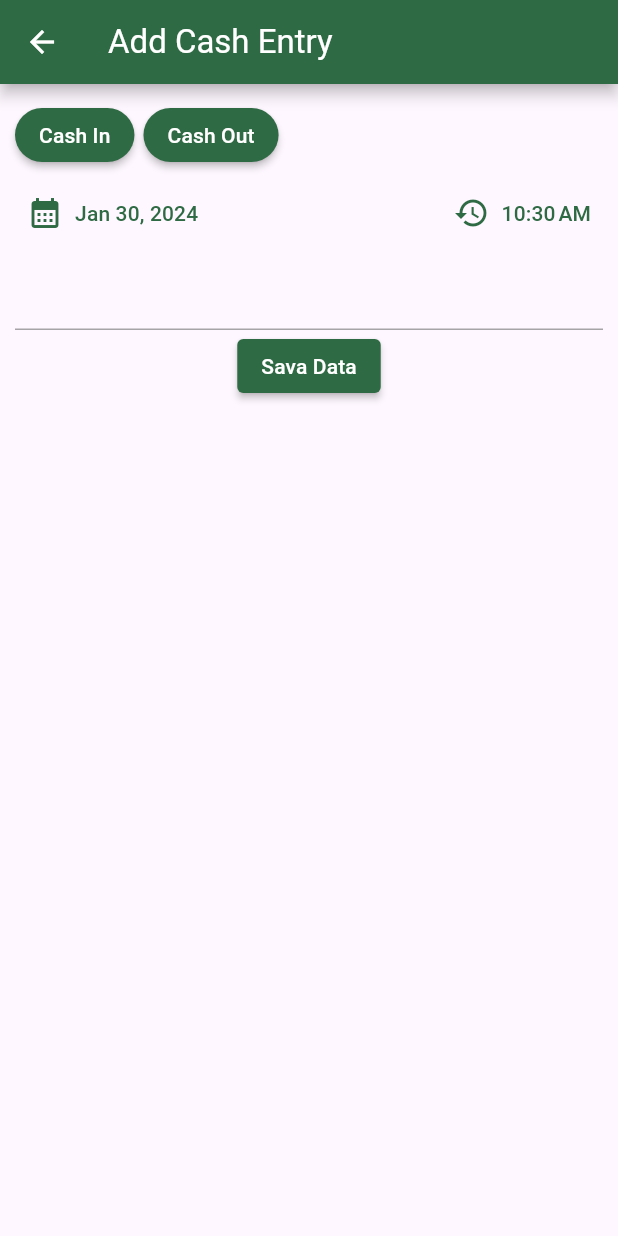
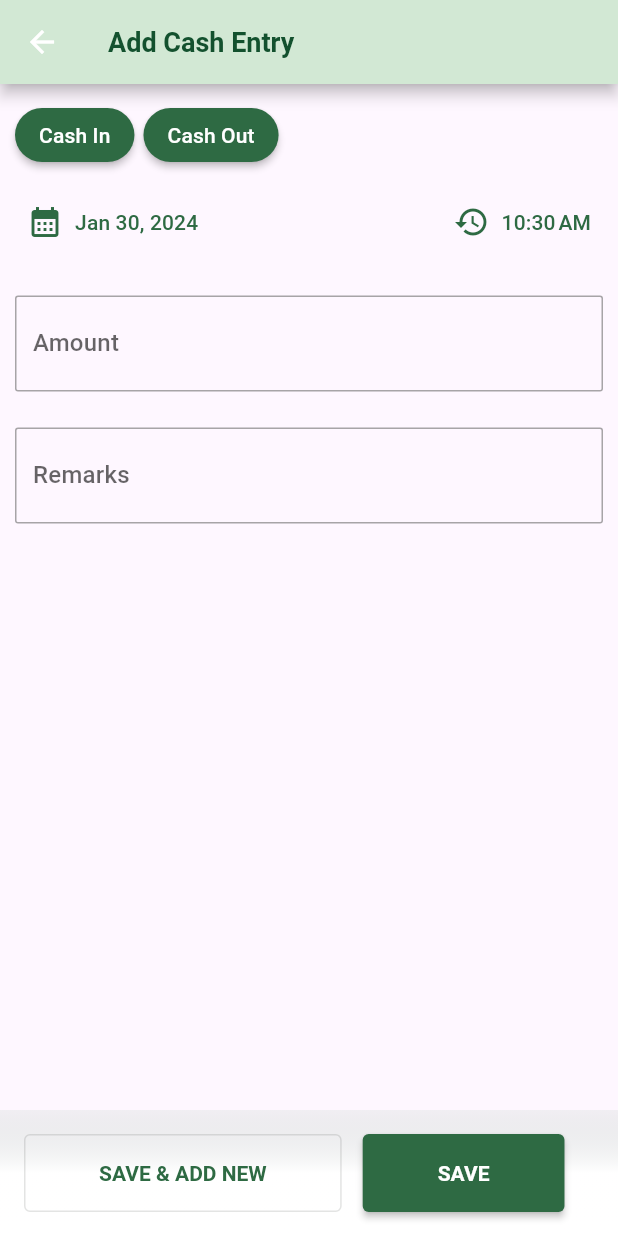
Before and after one commit to gxtanvir/daily_expenses, a Flutter app: the AddExpense screen opened directly, on a phone screen of 412 x 824 dp. Run offline on Flutter 3.47's test engine with Material 3 defaults, Android fonts, the phone set to English and light mode, and no system bars; our stand-ins replace cloud_firestore, firebase_auth, firebase_core, flutter_riverpod, sqflite; accounts and stored records are empty.

Commit message:
Add Expense UI

```diff
--- a/lib/screens/add_expense.dart
+++ b/lib/screens/add_expense.dart
@@ -12,6 +12,7 @@ class AddExpense extends StatefulWidget {
 
 class _AddExpense extends State<AddExpense> {
   var _amount = "";
+  var _remarks = "";
   DateTime? _selectedDate = DateTime.now();
   DateTime? _selectedTime = DateTime.now();
   final _formkey = GlobalKey<FormState>();
@@ -21,7 +22,8 @@ class _AddExpense extends State<AddExpense> {
       appBar: AppBar(
         title: const Text('Add Cash Entry'),
       ),
-      body: Padding(
+      body: SingleChildScrollView(
+        child: Padding(
           padding: const EdgeInsets.fromLTRB(10, 10, 10, 0),
           child: Column(
             children: [
@@ -45,7 +47,7 @@ class _AddExpense extends State<AddExpense> {
                   ),
                 ],
               ),
-            const SizedBox(height: 4),
+              const SizedBox(height: 10),
               Row(
                 mainAxisAlignment: MainAxisAlignment.spaceBetween,
                 children: [
@@ -65,16 +67,23 @@ class _AddExpense extends State<AddExpense> {
                   ),
                 ],
               ),
-            const SizedBox(height: 6),
+              const SizedBox(height: 25),
               Form(
                 key: _formkey,
                 child: Column(
                   children: [
                     TextFormField(
-                    autocorrect: false,
-                    // keyboardType: TextInputType.number,
+                      // autofocus: true,
+                      keyboardType: TextInputType.number,
+                      decoration: InputDecoration(
+                        border: OutlineInputBorder(
+                            borderRadius: BorderRadius.circular(2)),
+                        labelText: "Amount",
+                      ),
                       validator: (value) {
-                      if (value == null || value.trim().isEmpty) {
+                        if (value == null ||
+                            value.trim().isEmpty ||
+                            num.tryParse(value) == null) {
                           return "Enter a valid amount";
                         }
                         return null;
@@ -83,16 +92,68 @@ class _AddExpense extends State<AddExpense> {
                         _amount = value!;
                       },
                     ),
+                    const SizedBox(height: 24),
+                    TextFormField(
+                      decoration: InputDecoration(
+                        border: OutlineInputBorder(
+                            borderRadius: BorderRadius.circular(2)),
+                        hintText: "Remarks(Item Name/Quantity)",
+                        labelText: "Remarks",
+                      ),
+                      validator: (value) {
+                        if (value == null ||
+                            value.trim().isEmpty ||
+                            value.trim().length > 20) {
+                          return "Remarks must be less than 20";
+                        }
+                        return null;
+                      },
+                      onSaved: (value) {
+                        _remarks = value!;
+                      },
+                    ),
                   ],
                 ),
               ),
+            ],
+          ),
+        ),
+      ),
+      bottomSheet: Container(
+        width: double.infinity,
+        padding: EdgeInsets.symmetric(vertical: 16, horizontal: 16),
+        decoration: const BoxDecoration(
+          shape: BoxShape.rectangle,
+          gradient: LinearGradient(
+            colors: [
+              Color.fromARGB(64, 202, 212, 206),
+              Color.fromARGB(248, 255, 255, 255),
+              Color.fromARGB(255, 255, 255, 255),
+            ],
+            begin: Alignment.topCenter,
+            end: Alignment.bottomCenter,
+          ),
+        ),
+        child: Row(
+          children: [
+            OutlinedButton(
+                style: OutlinedButton.styleFrom(
+                    padding: const EdgeInsets.symmetric(
+                        horizontal: 50, vertical: 18),
+                    textStyle: const TextStyle(fontWeight: FontWeight.bold)),
+                onPressed: () {},
+                child: const Text("SAVE & ADD NEW")),
+            const SizedBox(width: 14),
             ElevatedButton(
+                style: ElevatedButton.styleFrom(
+                  padding:
+                      const EdgeInsets.symmetric(horizontal: 50, vertical: 18),
+                  textStyle: const TextStyle(fontWeight: FontWeight.bold),
+                ),
                 onPressed: () {
-                  if (_formkey.currentState!.validate()) {
-                    print(_amount.runtimeType);
-                  }
+                  Navigator.of(context).pop();
                 },
-                child: Text("Sava Data")),
+                child: const Text("SAVE"))
           ],
         ),
       ),
--- a/lib/screens/expenses.dart
+++ b/lib/screens/expenses.dart
@@ -16,9 +16,6 @@ class ExpensesScreen extends StatelessWidget {
       appBar: AppBar(
         title: Text(
           book.title,
-          style: TextStyle(
-              fontWeight: FontWeight.bold,
-              color: Theme.of(context).colorScheme.onPrimaryContainer),
         ),
         backgroundColor: Theme.of(context).colorScheme.secondaryContainer,
       ),
@@ -97,7 +94,7 @@ class ExpensesScreen extends StatelessWidget {
             Color.fromARGB(64, 202, 212, 206),
             Color.fromARGB(248, 255, 255, 255),
             Color.fromARGB(255, 255, 255, 255),
-          ], begin: Alignment.topCenter, end: Alignment.bottomCenter),
+          ], begin: Alignment.topCenter, end: Alignment.bottomCenter,),
         ),
         child: Row(
           mainAxisAlignment: MainAxisAlignment.spaceEvenly,
--- a/lib/screens/home.dart
+++ b/lib/screens/home.dart
@@ -37,16 +37,12 @@ class _HomeScreenState extends ConsumerState<HomeScreen> {
     final books = ref.watch(manageBooksProvider);
     return Scaffold(
       appBar: AppBar(
-        backgroundColor: Theme.of(context).colorScheme.secondaryContainer,
         leading: Icon(
           Icons.account_balance_wallet_outlined,
           color: Theme.of(context).colorScheme.onPrimaryContainer,
         ),
-        title: Text(
+        title: const Text(
           'Khoroch Shomogro',
-          style: TextStyle(
-              fontWeight: FontWeight.bold,
-              color: Theme.of(context).colorScheme.onPrimaryContainer),
         ),
         actions: [
           IconButton(
```
Also changed, not shown: lib/main.dart (+12 -3 lines). Lines whose indentation alone changed are shown as unchanged.
